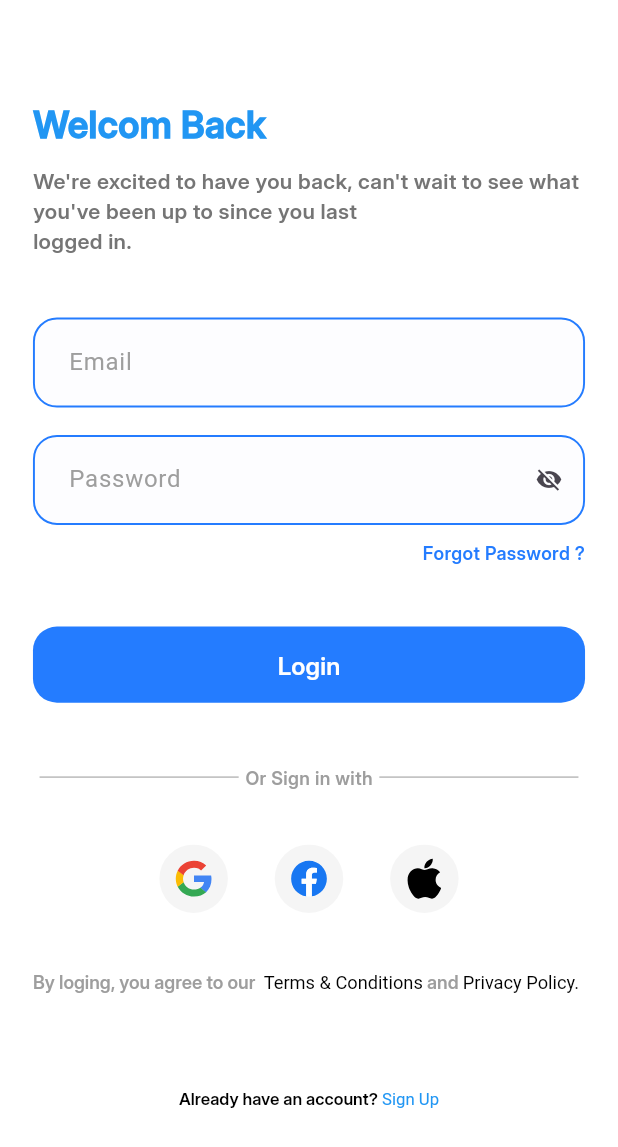
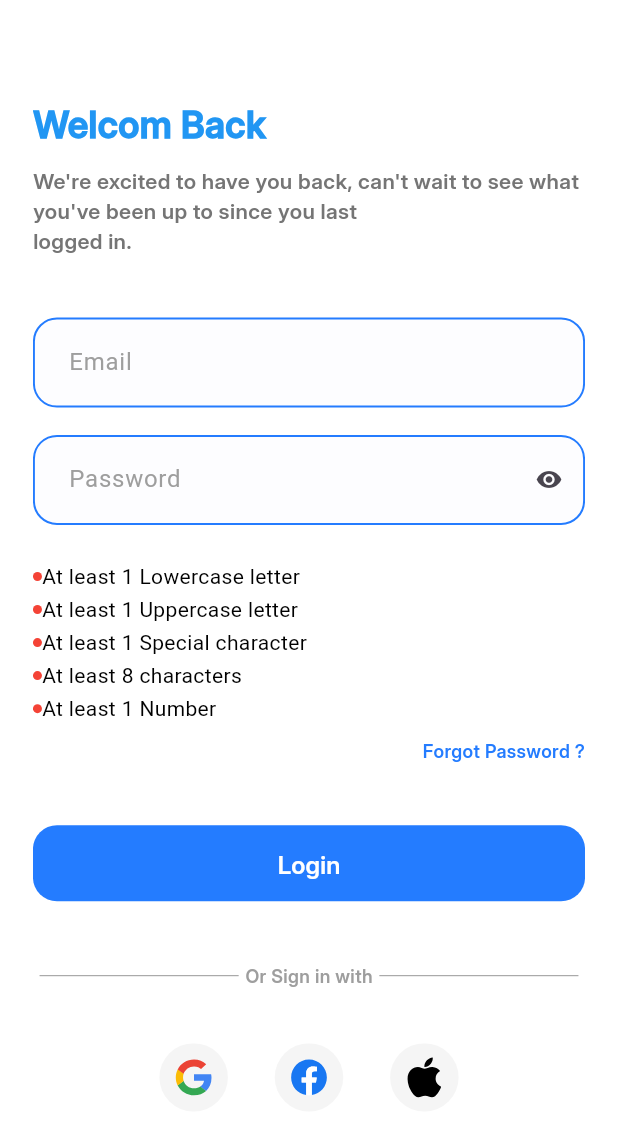
Before and after one commit to YassineDvP25/adv_proge, a Flutter app: the LoginScreen screen opened by its route, on a phone screen of 412 x 824 dp. Shown: the top 1147 px of the screen. Run offline on Flutter 3.47's test engine with Material 3 defaults, Android fonts, the phone set to English and light mode, and no system bars; our stand-ins replace bloc, dio, flutter_bloc, flutter_screenutil, flutter_svg, freezed_annotation and 3 more; generated files the repository leaves out were written again.

Commit message:
Refactor login UI and cubit logic with improved form handling

```diff
--- a/advancecourse/lib/core/widgets/app_text_form_field.dart
+++ b/advancecourse/lib/core/widgets/app_text_form_field.dart
@@ -9,8 +9,13 @@ class AppTextFormField extends StatelessWidget {
   final InputBorder? enableBorder;
   final InputBorder? focusedBorder;
   final bool? obscureText;
+  final String? Function(String?)? validator;
+  final TextEditingController contoller;
 
   const AppTextFormField({
+    required this.contoller,
+    this.validator,
+
     super.key,
     this.contentPadding,
     required this.hintText,
@@ -24,7 +29,13 @@ class AppTextFormField extends StatelessWidget {
   @override
   Widget build(BuildContext context) {
     return TextFormField(
+      validator: validator,
       decoration: InputDecoration(
+
+        focusedErrorBorder: OutlineInputBorder(
+          borderRadius: BorderRadius.circular(16.0),
+          borderSide: BorderSide(color: Colors.red, width: 1.3),
+        ),
         isDense: true,
 
         contentPadding: EdgeInsets.symmetric(horizontal: 20.0, vertical: 18.0),
@@ -36,7 +47,7 @@ class AppTextFormField extends StatelessWidget {
 
         focusedBorder: OutlineInputBorder(
           borderRadius: BorderRadius.circular(15.0),
-          borderSide: BorderSide(color: ColorsManager.mainBlue, width: 1.3),
+          borderSide: BorderSide(color: Colors.red, width: 1.3),
         ),
         suffixIcon: suffixicon,
         hintText: hintText,
--- a/advancecourse/lib/features/login/logic_cubit/cubit/login_cubit.dart
+++ b/advancecourse/lib/features/login/logic_cubit/cubit/login_cubit.dart
@@ -2,13 +2,15 @@ import 'package:advancecourse/features/login/data/models/login_request_body.dart
 import 'package:advancecourse/features/login/data/repos/login_repo.dart';
 import 'package:advancecourse/features/login/logic_cubit/cubit/login_state.dart';
 import 'package:bloc/bloc.dart';
-
-
-
+import 'package:flutter/cupertino.dart';
 
 class LoginCubit extends Cubit<LoginState> {
-final  LoginRepo _loginRepo;
+  final LoginRepo _loginRepo;
   LoginCubit(this._loginRepo) : super(LoginState.initial());
+
+  TextEditingController passwordController = TextEditingController();
+  TextEditingController emailController = TextEditingController();
+  final formKey = GlobalKey<FormState>();
   void emitLoginStates(LoginRequestBody loginRequestBody) async {
     emit(const LoginState.loding());
     final result = await _loginRepo.login(loginRequestBody);
--- a/advancecourse/lib/features/login/logic_cubit/cubit/login_state.dart
+++ b/advancecourse/lib/features/login/logic_cubit/cubit/login_state.dart
@@ -5,7 +5,7 @@ part 'login_state.freezed.dart';
 @freezed
 class LoginState<T> with _$LoginState<T> {
   const factory LoginState.initial() = _Initial;
-  const factory LoginState.loding() = _Loding;
+  const factory LoginState.loding() = Loding;
   const factory LoginState.success(T data) =
       Success<T>;
   const factory LoginState.error(String error) = Error;
--- a/advancecourse/lib/features/login/ui/login_screen.dart
+++ b/advancecourse/lib/features/login/ui/login_screen.dart
@@ -1,12 +1,16 @@
 import 'package:advancecourse/core/helpers/spacing.dart';
 import 'package:advancecourse/core/theming/styles.dart';
 import 'package:advancecourse/core/widgets/app_text_form_field.dart';
+import 'package:advancecourse/features/login/data/models/login_request_body.dart';
+import 'package:advancecourse/features/login/logic_cubit/cubit/login_cubit.dart';
 import 'package:advancecourse/features/login/ui/widgets/already_have_anaccount_text.dart';
 import 'package:advancecourse/features/login/ui/widgets/app_text_button.dart';
 import 'package:advancecourse/features/login/ui/widgets/login_alternative.dart';
+import 'package:advancecourse/features/login/ui/widgets/text_form_field/email_and_pasword.dart';
 import 'package:advancecourse/features/login/ui/widgets/text_inside_divider.dart';
 import 'package:advancecourse/features/login/ui/widgets/terms_conditions_privacy_policy_text.dart';
 import 'package:flutter/material.dart';
+import 'package:flutter_bloc/flutter_bloc.dart';
 import 'package:flutter_screenutil/flutter_screenutil.dart';
 
 class LoginScreen extends StatefulWidget {
@@ -38,30 +42,7 @@ class _LoginScreenState extends State<LoginScreen> {
                 textAlign: TextAlign.start,
               ),
               verticalSpace(40),
-              Form(
-                key: _formkey,
-                child: Column(
-                  children: [
-                    AppTextFormField(hintText: 'Email'),
-                    verticalSpace(18),
-                    AppTextFormField(
-                      hintText: 'Password',
-                      obscureText: isObscure,
-                      suffixicon: IconButton(
-                        onPressed: () {
-                          setState(() {
-                            isObscure = !isObscure;
-                          });
-                        },
-                        icon:
-                            isObscure
-                                ? Icon(Icons.visibility_off)
-                                : Icon(Icons.visibility),
-                      ),
-                    ),
-                  ],
-                ),
-              ),
+              Column(children: [EmailAndPasword()]),
               verticalSpace(10),
               Align(
                 alignment: AlignmentDirectional.centerEnd,
@@ -72,6 +53,7 @@ class _LoginScreenState extends State<LoginScreen> {
               ),
               verticalSpace(40),
               AppTextButton(
+                onPressed: () {},
                 text: 'Login',
                 textStyle: TextStyles.font16blueSemibold,
               ),
@@ -90,3 +72,14 @@ class _LoginScreenState extends State<LoginScreen> {
     );
   }
 }
+
+void validationDoLogin(BuildContext context) {
+  if (context.read<LoginCubit>().formKey.currentState!.validate()) {
+    context.read<LoginCubit>().emitLoginStates(
+      LoginRequestBody(
+        email: context.read<LoginCubit>().emailController.text,
+        password: context.read<LoginCubit>().passwordController.text,
+      ),
+    );
+  }
+}
--- /dev/null
+++ b/advancecourse/lib/features/login/ui/widgets/text_form_field/email_and_pasword.dart
@@ -0,0 +1,77 @@
+import 'package:advancecourse/core/helpers/spacing.dart';
+import 'package:advancecourse/core/widgets/app_text_form_field.dart';
+import 'package:advancecourse/features/login/logic_cubit/cubit/login_cubit.dart';
+import 'package:advancecourse/features/login/ui/widgets/text_form_field/password_validation.dart';
+import 'package:flutter/material.dart';
+import 'package:flutter_bloc/flutter_bloc.dart';
+
+class EmailAndPasword extends StatefulWidget {
+  const EmailAndPasword({super.key});
+
+  @override
+  State<EmailAndPasword> createState() => _EmailAndPaswordState();
+}
+
+class _EmailAndPaswordState extends State<EmailAndPasword> {
+  final bool hasLowerCase = false;
+  final bool hasUpperCase = false;
+  final bool hasSpecialCharacters = false;
+  final bool hasMinLength = false;
+  final bool hasNumber = false;
+  bool isObscure = false;
+  late TextEditingController passwordController;
+  @override
+  void initState() {
+    context.read<LoginCubit>().passwordController;
+    super.initState();
+  }
+
+  @override
+  Widget build(BuildContext context) {
+    return Form(
+      child: Column(
+        children: [
+          AppTextFormField(
+            contoller: context.read<LoginCubit>().emailController,
+            hintText: 'Email',
+            validator: (value) {
+              if (value == null || value.isEmpty) {
+                return 'Please enter a valid email';
+              }
+            },
+          ),
+          verticalSpace(18),
+          AppTextFormField(
+            contoller: context.read<LoginCubit>().passwordController,
+            validator: (value) {
+              if (value == null || value.isEmpty) {
+                return 'Please enter a valid password';
+              }
+            },
+            hintText: 'Password',
+            obscureText: isObscure,
+            suffixicon: IconButton(
+              onPressed: () {
+                setState(() {
+                  isObscure = !isObscure;
+                });
+              },
+              icon:
+                  isObscure
+                      ? Icon(Icons.visibility_off)
+                      : Icon(Icons.visibility),
+            ),
+          ),
+          verticalSpace(24),
+          PasswordValidation(
+            hasLowerCase: hasLowerCase,
+            hasUpperCase: hasUpperCase,
+            hasSpecialCharacters: hasSpecialCharacters,
+            hasMinLength: hasMinLength,
+            hasNumber: hasNumber,
+          ),
+        ],
+      ),
+    );
+  }
+}
--- /dev/null
+++ b/advancecourse/lib/features/login/ui/widgets/text_form_field/password_validation.dart
@@ -0,0 +1,63 @@
+import 'package:advancecourse/core/helpers/spacing.dart';
+import 'package:flutter/material.dart';
+
+class PasswordValidation extends StatelessWidget {
+  final bool hasLowerCase;
+  final bool hasUpperCase;
+  final bool hasSpecialCharacters;
+  final bool hasMinLength;
+  final bool hasNumber;
+
+  const PasswordValidation({
+    super.key,
+    required this.hasLowerCase,
+    required this.hasUpperCase,
+    required this.hasSpecialCharacters,
+    required this.hasMinLength,
+    required this.hasNumber,
+  });
+
+  @override
+  Widget build(BuildContext context) {
+    return Column(
+      crossAxisAlignment: CrossAxisAlignment.start,
+      children: [
+        _buildValidationRow('At least 1 Lowercase letter', hasLowerCase),
+        verticalSpace(2),
+
+        _buildValidationRow('At least 1 Uppercase letter', hasUpperCase),
+        verticalSpace(2),
+
+        _buildValidationRow(
+          'At least 1 Special character',
+          hasSpecialCharacters,
+        ),
+        verticalSpace(2),
+
+        _buildValidationRow('At least 8 characters', hasMinLength),
+        verticalSpace(2),
+
+        _buildValidationRow('At least 1 Number', hasNumber),
+      ],
+    );
+  }
+
+  _buildValidationRow(String text, bool hasValidation) {
+    return Row(
+      children: [
+        CircleAvatar(
+          radius: 3,
+          backgroundColor: hasValidation ? Colors.green : Colors.red,
+        ),
+        horizantalSpace(6),
+        Text(
+          text,
+          style: TextStyle(
+            fontSize: 14,
+            color: hasValidation ? Colors.green : Colors.black,
+          ),
+        ),
+      ],
+    );
+  }
+}
```
Also changed, not shown: advancecourse/lib/features/login/ui/widgets/login_bloc_listener.dart (added, +13 -0 lines), advancecourse/lib/doc_app.dart (line endings or trailing spaces), advancecourse/lib/features/login/logic_cubit/cubit/login_state.freezed.dart.
